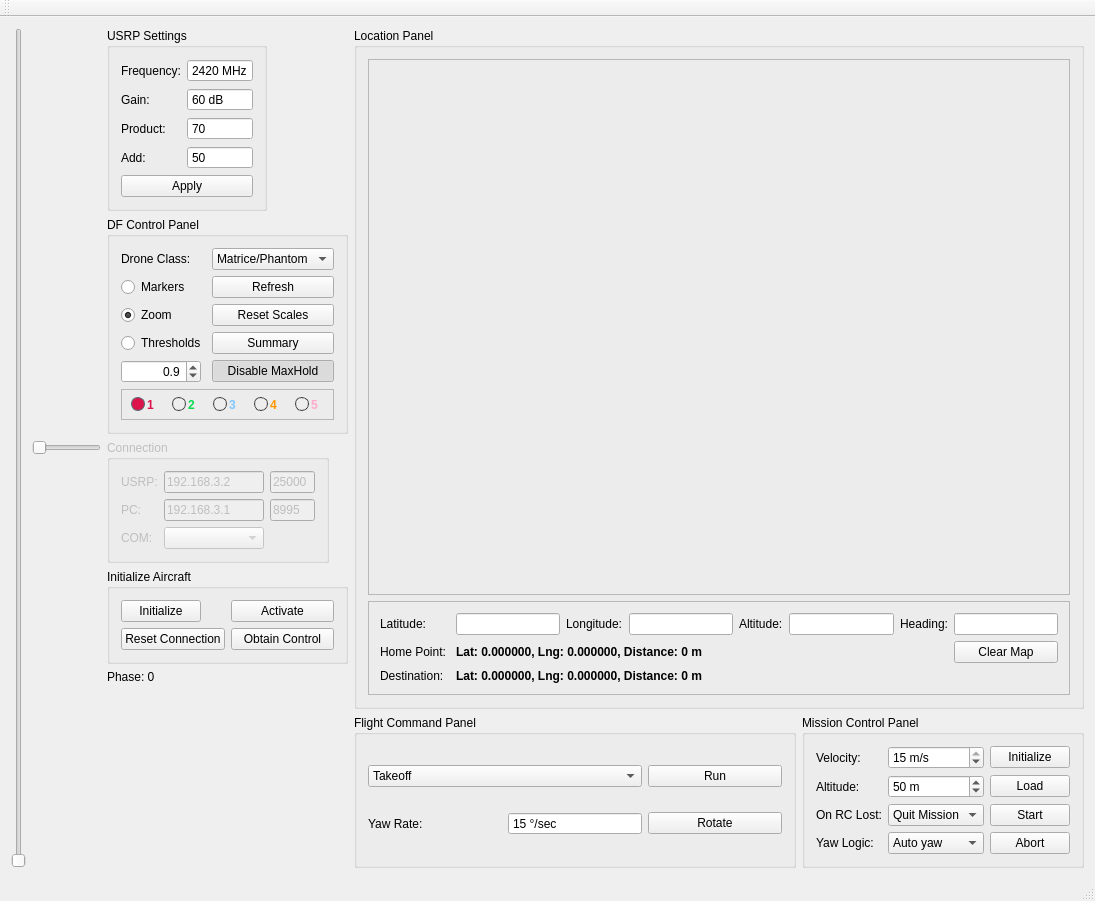
Old version of the form view/mainview.ui in the repository Valkaryne/Matrice600DF.
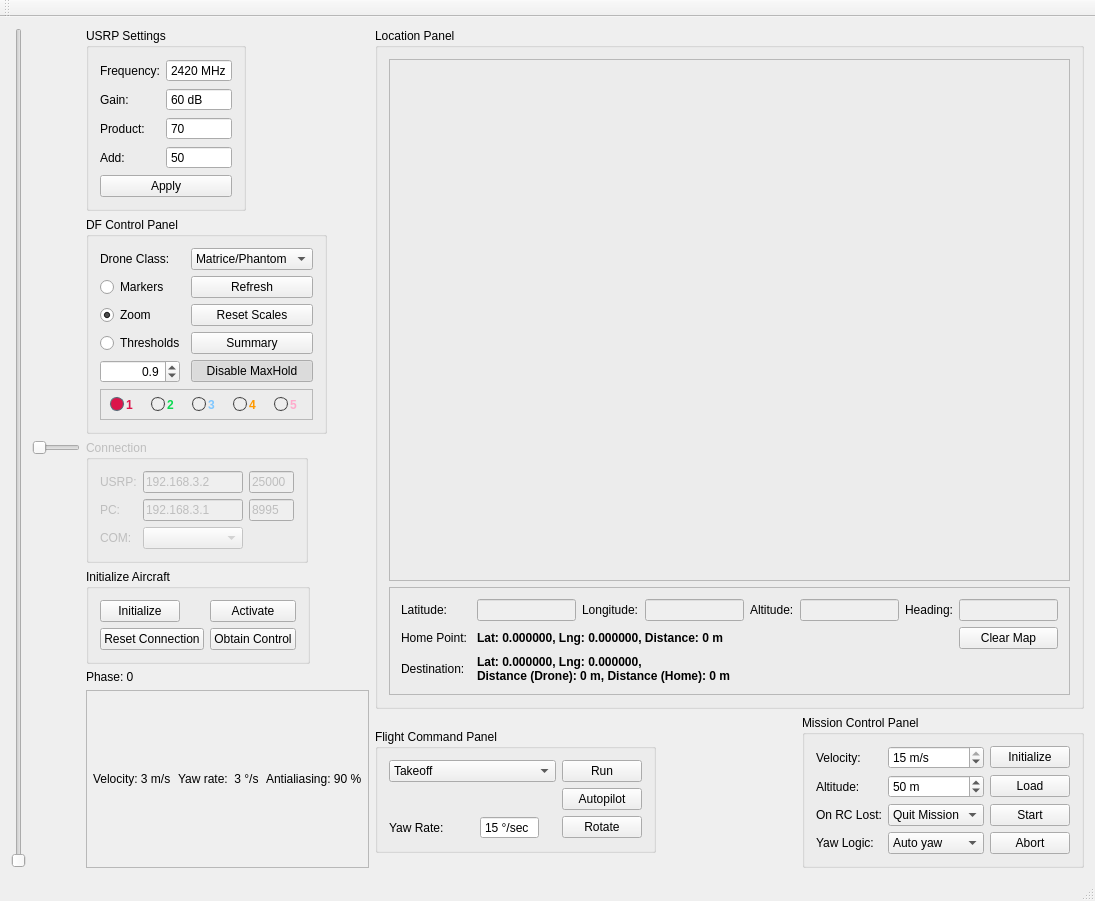
New version of the form.

```diff
--- a/view/mainview.ui
+++ b/view/mainview.ui
@@ -81,7 +81,7 @@
       <item>
        <widget class="QGroupBox" name="usrpBox">
         <property name="sizePolicy">
-         <sizepolicy hsizetype="Maximum" vsizetype="Preferred">
+         <sizepolicy hsizetype="Maximum" vsizetype="Maximum">
           <horstretch>0</horstretch>
           <verstretch>0</verstretch>
          </sizepolicy>
@@ -234,7 +234,7 @@
       <item>
        <widget class="QGroupBox" name="dfControlBox">
         <property name="sizePolicy">
-         <sizepolicy hsizetype="Preferred" vsizetype="Maximum">
+         <sizepolicy hsizetype="Maximum" vsizetype="Maximum">
           <horstretch>0</horstretch>
           <verstretch>0</verstretch>
          </sizepolicy>
@@ -710,6 +710,12 @@
       </item>
       <item>
        <widget class="QGroupBox" name="initAircraftBox">
+        <property name="sizePolicy">
+         <sizepolicy hsizetype="Maximum" vsizetype="Maximum">
+          <horstretch>0</horstretch>
+          <verstretch>0</verstretch>
+         </sizepolicy>
+        </property>
         <property name="title">
          <string>Initialize Aircraft</string>
         </property>
@@ -774,23 +780,67 @@
       </item>
       <item>
        <widget class="QLabel" name="lbltest_phase">
+        <property name="sizePolicy">
+         <sizepolicy hsizetype="Preferred" vsizetype="Maximum">
+          <horstretch>0</horstretch>
+          <verstretch>0</verstretch>
+         </sizepolicy>
+        </property>
         <property name="text">
          <string>Phase: 0</string>
         </property>
        </widget>
       </item>
       <item>
-       <spacer name="verticalSpacer">
-        <property name="orientation">
-         <enum>Qt::Vertical</enum>
+       <widget class="QFrame" name="speedFrame">
+        <property name="frameShape">
+         <enum>QFrame::StyledPanel</enum>
         </property>
-        <property name="sizeHint" stdset="0">
-         <size>
-          <width>20</width>
-          <height>40</height>
-         </size>
+        <property name="frameShadow">
+         <enum>QFrame::Sunken</enum>
         </property>
-       </spacer>
+        <property name="lineWidth">
+         <number>2</number>
+        </property>
+        <layout class="QGridLayout" name="speedLayout">
+         <property name="leftMargin">
+          <number>6</number>
+         </property>
+         <property name="topMargin">
+          <number>6</number>
+         </property>
+         <property name="rightMargin">
+          <number>6</number>
+         </property>
+         <property name="bottomMargin">
+          <number>6</number>
+         </property>
+         <property name="spacing">
+          <number>7</number>
+         </property>
+         <item row="0" column="0">
+          <widget class="QLabel" name="lbl_pitch">
+           <property name="text">
+            <string>Velocity: 3 m/s</string>
+           </property>
+          </widget>
+         </item>
+         <item row="0" column="1">
+          <widget class="QLabel" name="lbl_yaw">
+           <property name="text">
+            <string>Yaw rate:  3 °/s</string>
+           </property>
+          </widget>
+         </item>
+         <item row="0" column="2">
+          <widget class="QLabel" name="lbl_antialiasing">
+           <property name="text">
+            <string>Antialiasing: 90 %</string>
+           </property>
+          </widget>
+         </item>
+        </layout>
+       </widget>
       </item>
      </layout>
     </item>
@@ -973,7 +1023,11 @@
            </property>
            <layout class="QGridLayout" name="gridLayout_4">
             <item row="0" column="1">
-             <widget class="QLineEdit" name="le_latitude"/>
+             <widget class="QLineEdit" name="le_latitude">
+              <property name="enabled">
+               <bool>false</bool>
+              </property>
+             </widget>
             </item>
             <item row="0" column="0">
              <widget class="QLabel" name="lbl_latitude">
@@ -990,7 +1044,11 @@
              </widget>
             </item>
             <item row="0" column="3">
-             <widget class="QLineEdit" name="le_longitude"/>
+             <widget class="QLineEdit" name="le_longitude">
+              <property name="enabled">
+               <bool>false</bool>
+              </property>
+             </widget>
             </item>
             <item row="0" column="6">
              <widget class="QLabel" name="lbl_heading">
@@ -1000,10 +1058,18 @@
              </widget>
             </item>
             <item row="0" column="5">
-             <widget class="QLineEdit" name="le_altitude"/>
+             <widget class="QLineEdit" name="le_altitude">
+              <property name="enabled">
+               <bool>false</bool>
+              </property>
+             </widget>
             </item>
             <item row="0" column="7">
-             <widget class="QLineEdit" name="le_heading"/>
+             <widget class="QLineEdit" name="le_heading">
+              <property name="enabled">
+               <bool>false</bool>
+              </property>
+             </widget>
             </item>
             <item row="0" column="4">
              <widget class="QLabel" name="lbl_altitude">
@@ -1055,7 +1121,8 @@
                </font>
               </property>
               <property name="text">
-               <string>Lat: 0.000000, Lng: 0.000000, Distance: 0 m</string>
+               <string>Lat: 0.000000, Lng: 0.000000, 
+Distance (Drone): 0 m, Distance (Home): 0 m</string>
               </property>
              </widget>
             </item>
@@ -1070,19 +1137,37 @@
         <property name="enabled">
          <bool>true</bool>
         </property>
+        <property name="sizePolicy">
+         <sizepolicy hsizetype="Maximum" vsizetype="Maximum">
+          <horstretch>0</horstretch>
+          <verstretch>0</verstretch>
+         </sizepolicy>
+        </property>
         <property name="title">
          <string>Flight Command Panel</string>
         </property>
         <layout class="QGridLayout" name="gridLayout_7">
-         <item row="1" column="1">
+         <item row="2" column="1">
           <widget class="QLabel" name="lbl_yawRate">
+           <property name="sizePolicy">
+            <sizepolicy hsizetype="Maximum" vsizetype="Preferred">
+             <horstretch>0</horstretch>
+             <verstretch>0</verstretch>
+            </sizepolicy>
+           </property>
            <property name="text">
             <string>Yaw Rate:</string>
            </property>
           </widget>
          </item>
-         <item row="1" column="2">
+         <item row="2" column="2">
           <widget class="QSpinBox" name="sb_yawRate">
+           <property name="sizePolicy">
+            <sizepolicy hsizetype="Maximum" vsizetype="Fixed">
+             <horstretch>0</horstretch>
+             <verstretch>0</verstretch>
+            </sizepolicy>
+           </property>
            <property name="buttonSymbols">
             <enum>QAbstractSpinBox::NoButtons</enum>
            </property>
@@ -1100,7 +1185,7 @@
            </property>
           </widget>
          </item>
-         <item row="1" column="3">
+         <item row="2" column="3">
           <widget class="QPushButton" name="btn_hp_start">
            <property name="text">
             <string>Rotate</string>
@@ -1110,8 +1195,27 @@
            </property>
           </widget>
          </item>
+         <item row="0" column="3">
+          <widget class="QPushButton" name="btn_runCommand">
+           <property name="sizePolicy">
+            <sizepolicy hsizetype="Maximum" vsizetype="Fixed">
+             <horstretch>0</horstretch>
+             <verstretch>0</verstretch>
+            </sizepolicy>
+           </property>
+           <property name="text">
+            <string>Run</string>
+           </property>
+          </widget>
+         </item>
          <item row="0" column="1" colspan="2">
           <widget class="QComboBox" name="cb_command">
+           <property name="sizePolicy">
+            <sizepolicy hsizetype="Maximum" vsizetype="Fixed">
+             <horstretch>0</horstretch>
+             <verstretch>0</verstretch>
+            </sizepolicy>
+           </property>
            <item>
             <property name="text">
              <string>Takeoff</string>
@@ -1164,10 +1268,16 @@
            </item>
           </widget>
          </item>
-         <item row="0" column="3">
-          <widget class="QPushButton" name="btn_runCommand">
+         <item row="1" column="3">
+          <widget class="QPushButton" name="btn_autopilot">
            <property name="text">
-            <string>Run</string>
+            <string>Autopilot</string>
+           </property>
+           <property name="shortcut">
+            <string>Space</string>
+           </property>
+           <property name="checkable">
+            <bool>true</bool>
            </property>
           </widget>
          </item>
```
Left out of the diff: 113 changed lines with no effect on the pictures.
